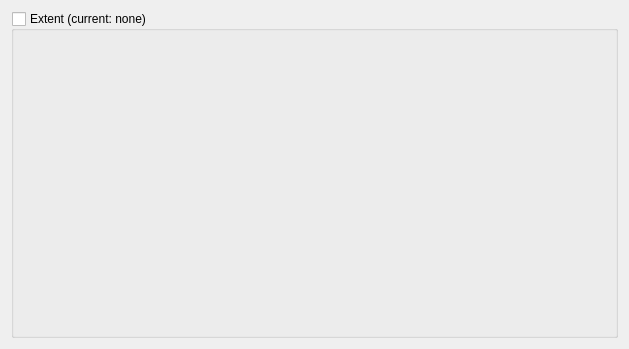
First picture: the form in src/ui/qgsowssourcewidgetbase.ui, repository qgis/QGIS, before the edit.
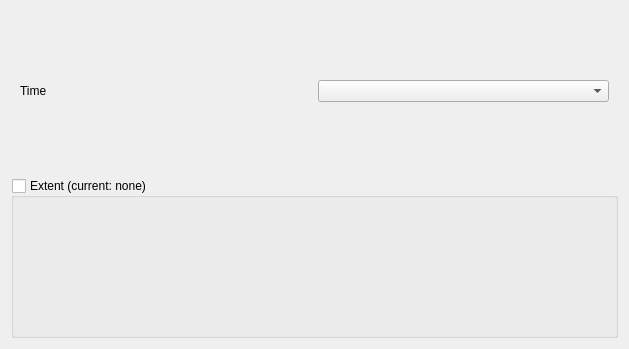
Second picture: the form after the edit. Custom widgets are drawn as their Qt base class.

Commit message: progress work on wcs time settings

What changed in the file:
```diff
--- a/src/ui/qgsowssourcewidgetbase.ui
+++ b/src/ui/qgsowssourcewidgetbase.ui
@@ -14,6 +14,26 @@
    <string>XYZ Connection</string>
   </property>
   <layout class="QVBoxLayout" name="verticalLayout">
+   <item>
+    <widget class="QWidget" name="mWcsSettings" native="true">
+     <layout class="QVBoxLayout" name="verticalLayout_3">
+      <item>
+       <layout class="QHBoxLayout" name="horizontalLayout">
+        <item>
+         <widget class="QLabel" name="label">
+          <property name="text">
+           <string>Time</string>
+          </property>
+         </widget>
+        </item>
+        <item>
+         <widget class="QComboBox" name="mTimeBox"/>
+        </item>
+       </layout>
+      </item>
+     </layout>
+    </widget>
+   </item>
    <item>
     <widget class="QWidget" name="mSpatialExtentBoxWidget" native="true">
      <layout class="QVBoxLayout" name="verticalLayout_2">
@@ -51,12 +71,6 @@
   </layout>
  </widget>
  <customwidgets>
-  <customwidget>
-   <class>QgsProviderSourceWidget</class>
-   <extends>QWidget</extends>
-   <header>qgsprovidersourcewidget.h</header>
-   <container>1</container>
-  </customwidget>
   <customwidget>
    <class>QgsCollapsibleGroupBox</class>
    <extends>QGroupBox</extends>
@@ -69,6 +83,12 @@
    <header>qgsextentgroupbox.h</header>
    <container>1</container>
   </customwidget>
+  <customwidget>
+   <class>QgsProviderSourceWidget</class>
+   <extends>QWidget</extends>
+   <header>qgsprovidersourcewidget.h</header>
+   <container>1</container>
+  </customwidget>
  </customwidgets>
  <resources/>
  <connections/>
```
The commit also changes 2 other files.
